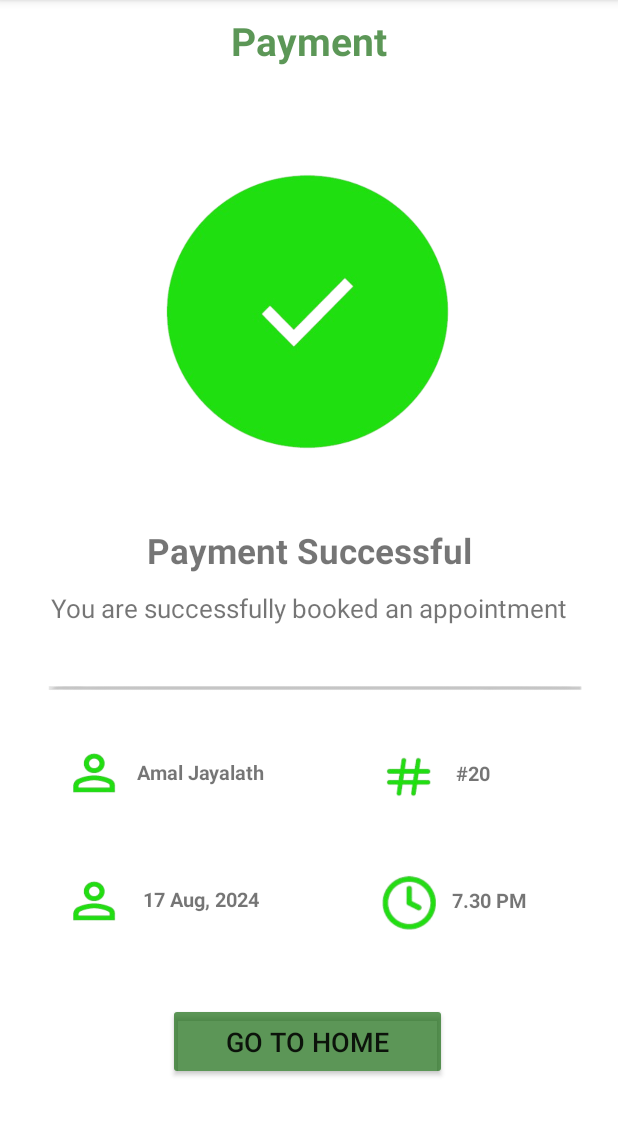
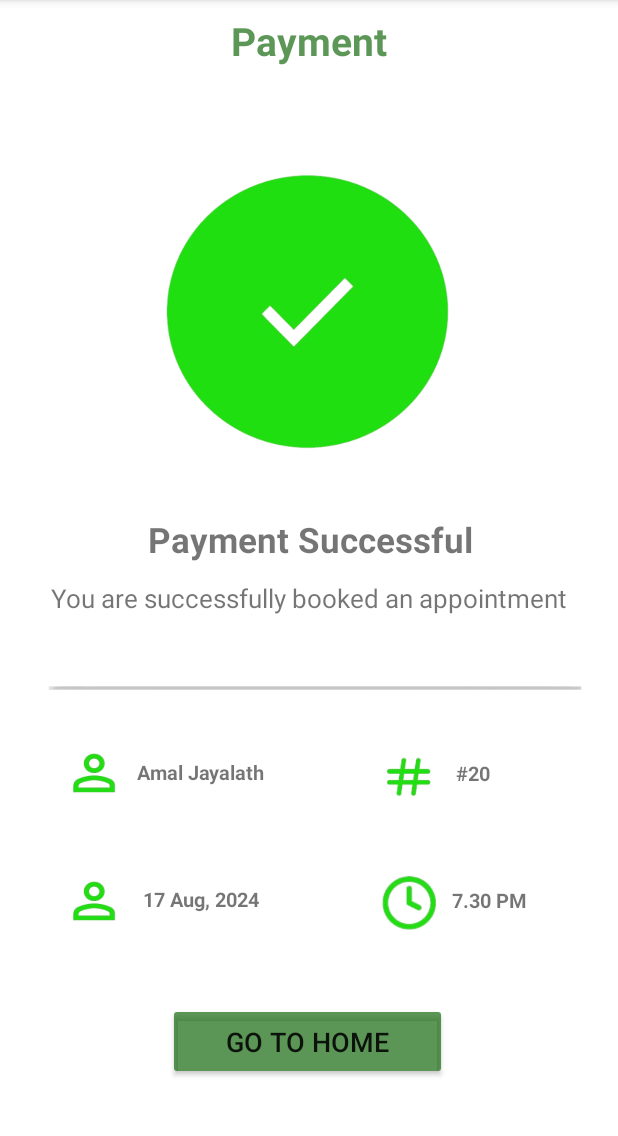
Before and after one commit to ThaveeshaS/EliteHealthCareApp, an Android app: the MainActivity18 screen opened directly, with no data from a screen before it, on a phone screen of 412 x 824 dp, the part 84-1220 px from its top. Run offline under Robolectric (Android 15) with nearby library versions, the phone set to English and light mode, and no system bars.

Commit message:
Finished Projects initial commit

```diff
--- a/app/src/main/res/layout/activity_main18.xml
+++ b/app/src/main/res/layout/activity_main18.xml
@@ -42,9 +42,10 @@
         android:textStyle="normal"
         app:layout_constraintBottom_toBottomOf="parent"
         app:layout_constraintEnd_toEndOf="parent"
+        app:layout_constraintHorizontal_bias="0.504"
         app:layout_constraintStart_toStartOf="parent"
         app:layout_constraintTop_toTopOf="parent"
-        app:layout_constraintVertical_bias="0.562" />
+        app:layout_constraintVertical_bias="0.553" />
 
     <TextView
         android:id="@+id/PStextView32"
@@ -55,10 +56,10 @@
         android:textStyle="bold"
         app:layout_constraintBottom_toBottomOf="parent"
         app:layout_constraintEnd_toEndOf="parent"
-        app:layout_constraintHorizontal_bias="0.502"
+        app:layout_constraintHorizontal_bias="0.506"
         app:layout_constraintStart_toStartOf="parent"
         app:layout_constraintTop_toTopOf="parent"
-        app:layout_constraintVertical_bias="0.514" />
+        app:layout_constraintVertical_bias="0.505" />
 
     <TextView
         android:id="@+id/NatextView34"
```
